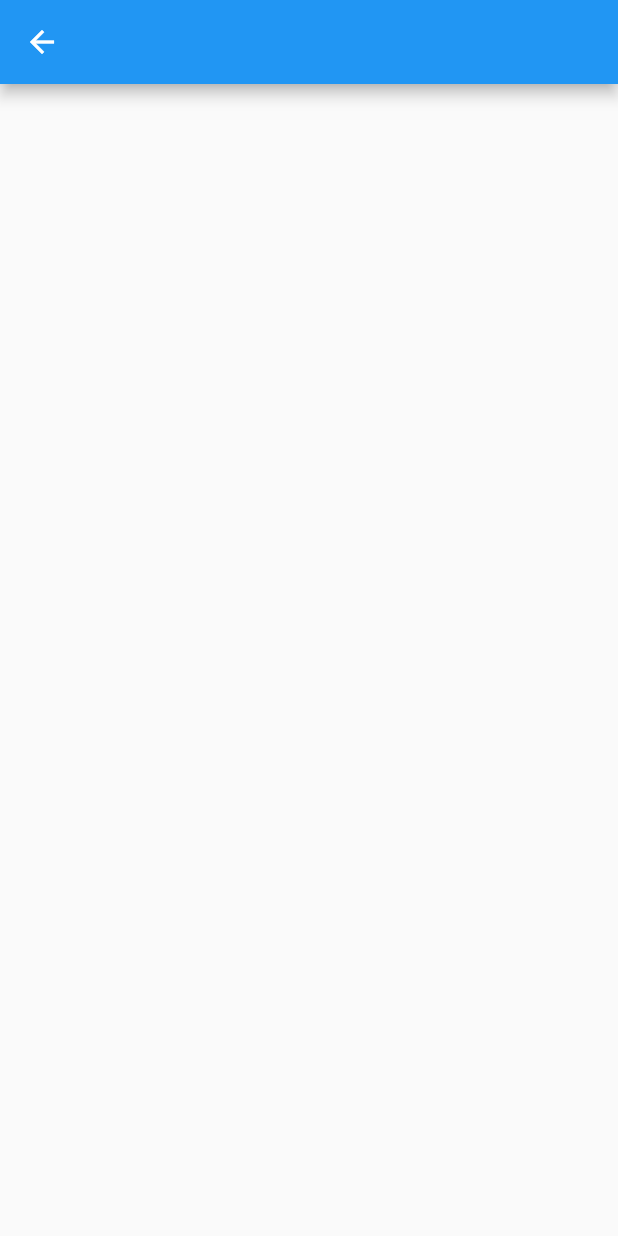
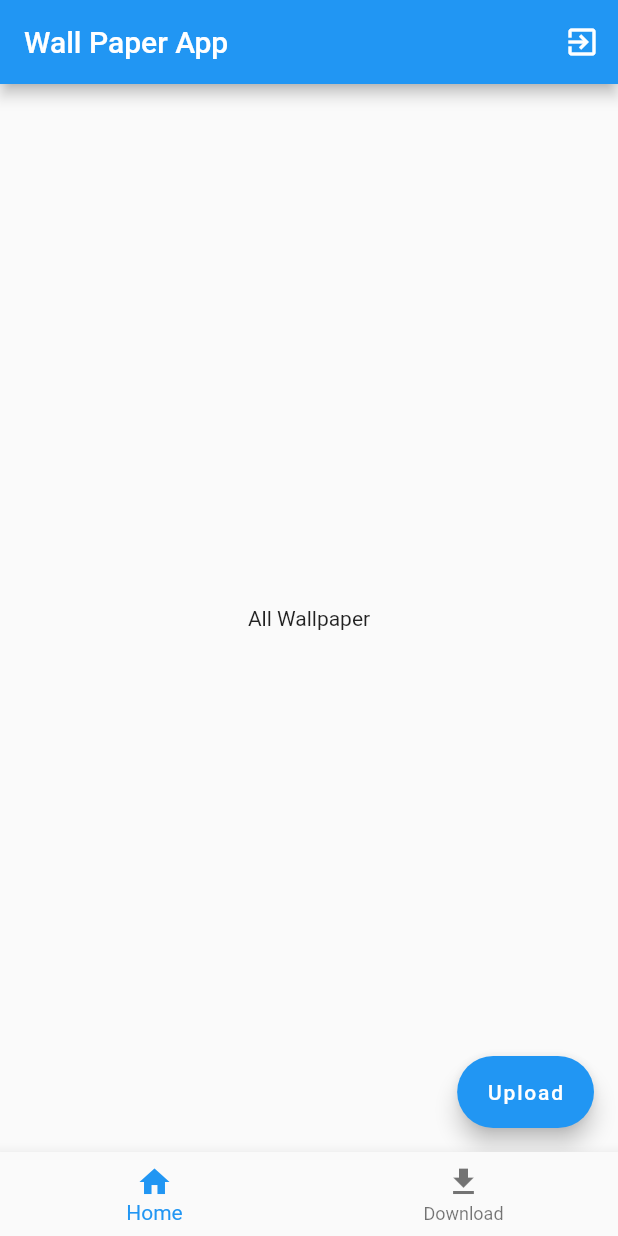
Before and after one commit to Destiny-Ed/Wallpaper_application, a Flutter app: the screen it shows after launch, after a tap on "Continue with google", on a phone screen of 412 x 824 dp. Run offline on Flutter 3.47's test engine with Material 2 defaults, Android fonts, the phone set to English and light mode, and no system bars.

Commit message:
Added bottom nav pages to mainActivity file

```diff
--- a/lib/Screens/Authentication/auth_page.dart
+++ b/lib/Screens/Authentication/auth_page.dart
@@ -20,7 +20,8 @@ class _AuthPageState extends State<AuthPage> {
             child: customButtom(
                 text: 'Continue with google',
                 onTap: () {
-                  nextPage(page: const MainActivityPage(), context: context);
+                  nextPageOnly(
+                      page: const MainActivityPage(), context: context);
                 },
                 textColor: Colors.white,
                 bgColor: Colors.blue,
--- /dev/null
+++ b/lib/Screens/BottomNavPages/all_wallpaper_page.dart
@@ -0,0 +1,19 @@
+import 'package:flutter/material.dart';
+
+class WallPaperHomePage extends StatefulWidget {
+  const WallPaperHomePage({Key? key}) : super(key: key);
+
+  @override
+  State<WallPaperHomePage> createState() => _WallPaperHomePageState();
+}
+
+class _WallPaperHomePageState extends State<WallPaperHomePage> {
+  @override
+  Widget build(BuildContext context) {
+    return Scaffold(
+      body: const Center(child: Text("All Wallpaper")),
+      floatingActionButton: FloatingActionButton.extended(
+          onPressed: () {}, label: const Text('Upload')),
+    );
+  }
+}
--- /dev/null
+++ b/lib/Screens/BottomNavPages/dowload_page.dart
@@ -0,0 +1,17 @@
+import 'package:flutter/material.dart';
+
+class DownloadPage extends StatefulWidget {
+  const DownloadPage({Key? key}) : super(key: key);
+
+  @override
+  State<DownloadPage> createState() => _DownloadPageState();
+}
+
+class _DownloadPageState extends State<DownloadPage> {
+  @override
+  Widget build(BuildContext context) {
+    return const Scaffold(
+      body: Center(child: Text("Downloaded Wallpaper")),
+    );
+  }
+}
--- a/lib/Screens/main_activity.dart
+++ b/lib/Screens/main_activity.dart
@@ -1,18 +1,51 @@
 import 'package:flutter/material.dart';
+import 'package:wallpaper_app/Screens/BottomNavPages/all_wallpaper_page.dart';
+import 'package:wallpaper_app/Screens/BottomNavPages/dowload_page.dart';
 
 class MainActivityPage extends StatefulWidget {
-  const MainActivityPage({ Key? key }) : super(key: key);
+  const MainActivityPage({Key? key}) : super(key: key);
 
   @override
   State<MainActivityPage> createState() => _MainActivityPageState();
 }
 
 class _MainActivityPageState extends State<MainActivityPage> {
+  int pageIndex = 0;
+
+  List<Map> bottomNavItems = [
+    {'icon': Icons.home, 'title': 'Home'},
+    {'icon': Icons.download, 'title': 'Download'}
+  ];
+
+  List<Widget> bottomNavPages = [
+    const WallPaperHomePage(),
+    const DownloadPage(),
+  ];
   @override
   Widget build(BuildContext context) {
     return Scaffold(
-      appBar: AppBar(),
-
+      appBar: AppBar(
+        title: const Text('Wall Paper App'),
+        actions: [
+          IconButton(
+            onPressed: () {},
+            icon: const Icon(Icons.exit_to_app),
+          )
+        ],
+      ),
+      body: bottomNavPages[pageIndex],
+      bottomNavigationBar: BottomNavigationBar(
+          onTap: (value) {
+            setState(() {
+              pageIndex = value;
+            });
+          },
+          currentIndex: pageIndex,
+          items: List.generate(bottomNavItems.length, (index) {
+            final data = bottomNavItems[index];
+            return BottomNavigationBarItem(
+                icon: Icon(data['icon']), label: data['title']);
+          })),
     );
   }
 }
```
